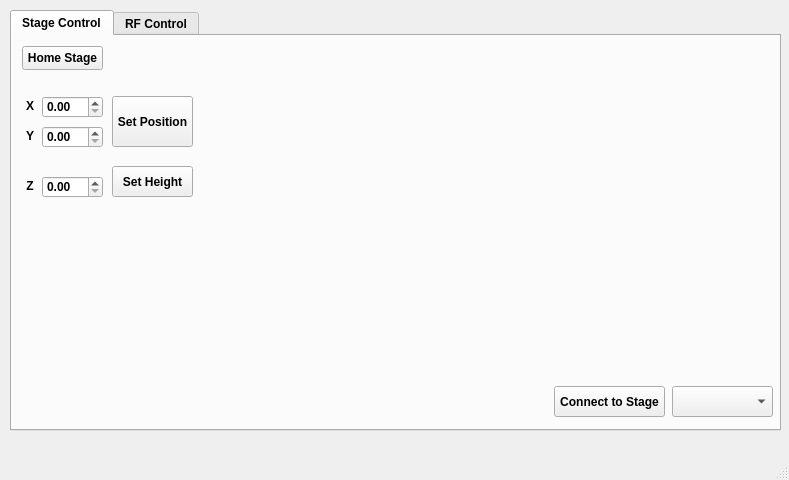
The window that scanning_magnetometer.ui (WarwickEPR/ScanningMagnetometry) describes before a commit, drawn with Qt 5.
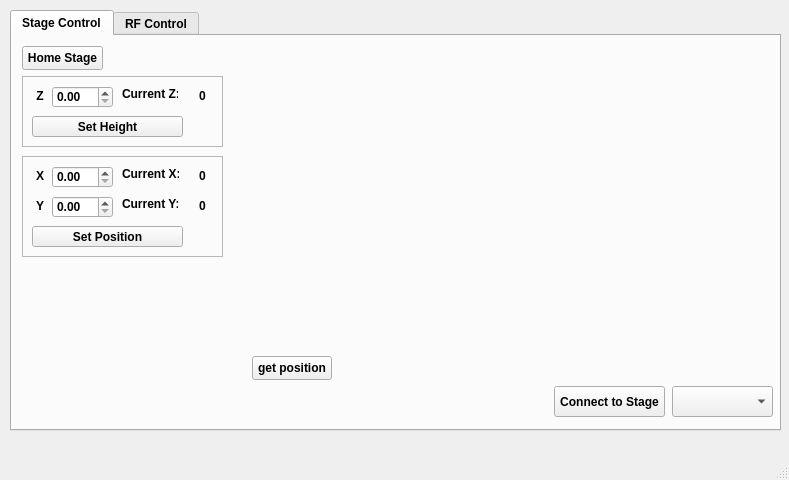
The same window after the commit. The open tabs and pages were chosen to show the change.

Commit message:
added stage position labels and update function
currently the labels update on a button click for testing but will remove button later and link label update to movement of stage

The edit to the form file:
```diff
--- a/scanning_magnetometer.ui
+++ b/scanning_magnetometer.ui
@@ -56,126 +56,6 @@
        <string>Home Stage</string>
       </property>
      </widget>
-     <widget class="QPushButton" name="setPositionButton">
-      <property name="geometry">
-       <rect>
-        <x>100</x>
-        <y>60</y>
-        <width>81</width>
-        <height>51</height>
-       </rect>
-      </property>
-      <property name="font">
-       <font>
-        <bold>true</bold>
-       </font>
-      </property>
-      <property name="text">
-       <string>Set Position</string>
-      </property>
-     </widget>
-     <widget class="QDoubleSpinBox" name="xPosSpinBox">
-      <property name="geometry">
-       <rect>
-        <x>30</x>
-        <y>60</y>
-        <width>61</width>
-        <height>22</height>
-       </rect>
-      </property>
-     </widget>
-     <widget class="QDoubleSpinBox" name="yPosSpinBox">
-      <property name="geometry">
-       <rect>
-        <x>30</x>
-        <y>90</y>
-        <width>61</width>
-        <height>22</height>
-       </rect>
-      </property>
-     </widget>
-     <widget class="QDoubleSpinBox" name="zPosSpinBox">
-      <property name="geometry">
-       <rect>
-        <x>30</x>
-        <y>140</y>
-        <width>61</width>
-        <height>22</height>
-       </rect>
-      </property>
-     </widget>
-     <widget class="QLabel" name="label">
-      <property name="geometry">
-       <rect>
-        <x>10</x>
-        <y>60</y>
-        <width>16</width>
-        <height>20</height>
-       </rect>
-      </property>
-      <property name="font">
-       <font>
-        <bold>true</bold>
-       </font>
-      </property>
-      <property name="text">
-       <string>X</string>
-      </property>
-      <property name="scaledContents">
-       <bool>false</bool>
-      </property>
-      <property name="alignment">
-       <set>Qt::AlignCenter</set>
-      </property>
-     </widget>
-     <widget class="QLabel" name="label_2">
-      <property name="geometry">
-       <rect>
-        <x>10</x>
-        <y>90</y>
-        <width>16</width>
-        <height>20</height>
-       </rect>
-      </property>
-      <property name="font">
-       <font>
-        <bold>true</bold>
-       </font>
-      </property>
-      <property name="text">
-       <string>Y</string>
-      </property>
-      <property name="scaledContents">
-       <bool>false</bool>
-      </property>
-      <property name="alignment">
-       <set>Qt::AlignCenter</set>
-      </property>
-     </widget>
-     <widget class="QLabel" name="label_3">
-      <property name="geometry">
-       <rect>
-        <x>10</x>
-        <y>140</y>
-        <width>16</width>
-        <height>20</height>
-       </rect>
-      </property>
-      <property name="font">
-       <font>
-        <bold>true</bold>
-       </font>
-      </property>
-      <property name="text">
-       <string>Z</string>
-      </property>
-      <property name="scaledContents">
-       <bool>false</bool>
-      </property>
-      <property name="alignment">
-       <set>Qt::AlignCenter</set>
-      </property>
-     </widget>
      <widget class="QPushButton" name="connectStageButton">
       <property name="geometry">
        <rect>
@@ -199,22 +79,274 @@
        </rect>
       </property>
      </widget>
-     <widget class="QPushButton" name="setStageHeightButton">
+     <widget class="QFrame" name="frame">
       <property name="geometry">
        <rect>
-        <x>100</x>
-        <y>130</y>
-        <width>81</width>
-        <height>31</height>
+        <x>10</x>
+        <y>120</y>
+        <width>201</width>
+        <height>101</height>
        </rect>
       </property>
-      <property name="font">
-       <font>
-        <bold>true</bold>
-       </font>
+      <property name="frameShape">
+       <enum>QFrame::StyledPanel</enum>
+      </property>
+      <property name="frameShadow">
+       <enum>QFrame::Raised</enum>
+      </property>
+      <widget class="QPushButton" name="setPositionButton">
+       <property name="geometry">
+        <rect>
+         <x>10</x>
+         <y>70</y>
+         <width>151</width>
+         <height>21</height>
+        </rect>
+       </property>
+       <property name="font">
+        <font>
+         <bold>true</bold>
+        </font>
+       </property>
+       <property name="text">
+        <string>Set Position</string>
+       </property>
+      </widget>
+      <widget class="QLabel" name="label_11">
+       <property name="geometry">
+        <rect>
+         <x>100</x>
+         <y>10</y>
+         <width>57</width>
+         <height>16</height>
+        </rect>
+       </property>
+       <property name="text">
+        <string>Current X:</string>
+       </property>
+      </widget>
+      <widget class="QLabel" name="label_2">
+       <property name="geometry">
+        <rect>
+         <x>10</x>
+         <y>40</y>
+         <width>16</width>
+         <height>20</height>
+        </rect>
+       </property>
+       <property name="font">
+        <font>
+         <bold>true</bold>
+        </font>
+       </property>
+       <property name="text">
+        <string>Y</string>
+       </property>
+       <property name="scaledContents">
+        <bool>false</bool>
+       </property>
+       <property name="alignment">
+        <set>Qt::AlignCenter</set>
+       </property>
+      </widget>
+      <widget class="QDoubleSpinBox" name="yPosSpinBox">
+       <property name="geometry">
+        <rect>
+         <x>30</x>
+         <y>40</y>
+         <width>61</width>
+         <height>22</height>
+        </rect>
+       </property>
+      </widget>
+      <widget class="QLabel" name="label_12">
+       <property name="geometry">
+        <rect>
+         <x>100</x>
+         <y>40</y>
+         <width>56</width>
+         <height>16</height>
+        </rect>
+       </property>
+       <property name="text">
+        <string>Current Y:</string>
+       </property>
+      </widget>
+      <widget class="QDoubleSpinBox" name="xPosSpinBox">
+       <property name="geometry">
+        <rect>
+         <x>30</x>
+         <y>10</y>
+         <width>61</width>
+         <height>22</height>
+        </rect>
+       </property>
+      </widget>
+      <widget class="QLabel" name="label">
+       <property name="geometry">
+        <rect>
+         <x>10</x>
+         <y>10</y>
+         <width>16</width>
+         <height>20</height>
+        </rect>
+       </property>
+       <property name="font">
+        <font>
+         <bold>true</bold>
+        </font>
+       </property>
+       <property name="text">
+        <string>X</string>
+       </property>
+       <property name="scaledContents">
+        <bool>false</bool>
+       </property>
+       <property name="alignment">
+        <set>Qt::AlignCenter</set>
+       </property>
+      </widget>
+      <widget class="QLabel" name="currentXLabel">
+       <property name="geometry">
+        <rect>
+         <x>170</x>
+         <y>10</y>
+         <width>21</width>
+         <height>20</height>
+        </rect>
+       </property>
+       <property name="text">
+        <string>0</string>
+       </property>
+       <property name="alignment">
+        <set>Qt::AlignCenter</set>
+       </property>
+      </widget>
+      <widget class="QLabel" name="currentYLabel">
+       <property name="geometry">
+        <rect>
+         <x>170</x>
+         <y>40</y>
+         <width>21</width>
+         <height>20</height>
+        </rect>
+       </property>
+       <property name="text">
+        <string>0</string>
+       </property>
+       <property name="alignment">
+        <set>Qt::AlignCenter</set>
+       </property>
+      </widget>
+     </widget>
+     <widget class="QFrame" name="frame_2">
+      <property name="geometry">
+       <rect>
+        <x>10</x>
+        <y>40</y>
+        <width>201</width>
+        <height>71</height>
+       </rect>
+      </property>
+      <property name="frameShape">
+       <enum>QFrame::StyledPanel</enum>
+      </property>
+      <property name="frameShadow">
+       <enum>QFrame::Raised</enum>
+      </property>
+      <widget class="QPushButton" name="setStageHeightButton">
+       <property name="geometry">
+        <rect>
+         <x>10</x>
+         <y>40</y>
+         <width>151</width>
+         <height>21</height>
+        </rect>
+       </property>
+       <property name="font">
+        <font>
+         <bold>true</bold>
+        </font>
+       </property>
+       <property name="text">
+        <string>Set Height</string>
+       </property>
+      </widget>
+      <widget class="QLabel" name="label_13">
+       <property name="geometry">
+        <rect>
+         <x>100</x>
+         <y>10</y>
+         <width>56</width>
+         <height>16</height>
+        </rect>
+       </property>
+       <property name="text">
+        <string>Current Z:</string>
+       </property>
+      </widget>
+      <widget class="QLabel" name="label_3">
+       <property name="geometry">
+        <rect>
+         <x>10</x>
+         <y>10</y>
+         <width>16</width>
+         <height>20</height>
+        </rect>
+       </property>
+       <property name="font">
+        <font>
+         <bold>true</bold>
+        </font>
+       </property>
+       <property name="text">
+        <string>Z</string>
+       </property>
+       <property name="scaledContents">
+        <bool>false</bool>
+       </property>
+       <property name="alignment">
+        <set>Qt::AlignCenter</set>
+       </property>
+      </widget>
+      <widget class="QDoubleSpinBox" name="zPosSpinBox">
+       <property name="geometry">
+        <rect>
+         <x>30</x>
+         <y>10</y>
+         <width>61</width>
+         <height>22</height>
+        </rect>
+       </property>
+      </widget>
+      <widget class="QLabel" name="currentHeightLabel">
+       <property name="geometry">
+        <rect>
+         <x>170</x>
+         <y>10</y>
+         <width>21</width>
+         <height>20</height>
+        </rect>
+       </property>
+       <property name="text">
+        <string>0</string>
+       </property>
+       <property name="alignment">
+        <set>Qt::AlignCenter</set>
+       </property>
+      </widget>
+     </widget>
+     <widget class="QPushButton" name="getStagePositionButton">
+      <property name="geometry">
+       <rect>
+        <x>240</x>
+        <y>320</y>
+        <width>80</width>
+        <height>24</height>
+       </rect>
       </property>
       <property name="text">
-       <string>Set Height</string>
+       <string>get position</string>
       </property>
      </widget>
     </widget>
```
Left out of the diff: 4 changed lines with no effect on the pictures. The commit also changes 1 other file.
